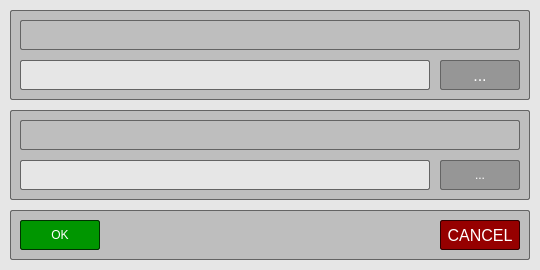
This is src/Forms/ChooseFilesWindow.ui in psv-git/BDOLang as Qt 5 draws it before an edit. The edited form follows.
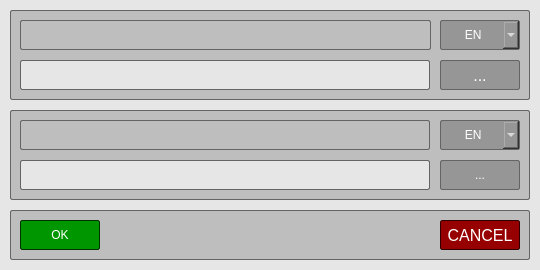
This is the edited form. Custom widgets are drawn as their Qt base class.

Diff of the .ui file:
```diff
--- a/src/Forms/ChooseFilesWindow.ui
+++ b/src/Forms/ChooseFilesWindow.ui
@@ -97,7 +97,7 @@
      <rect>
       <x>10</x>
       <y>10</y>
-      <width>500</width>
+      <width>411</width>
       <height>30</height>
      </rect>
     </property>
@@ -114,6 +114,9 @@
 }
 </string>
     </property>
+    <property name="text">
+     <string/>
+    </property>
    </widget>
    <widget class="QPushButton" name="chooseButton1">
     <property name="enabled">
@@ -166,6 +169,67 @@
      <string>...</string>
     </property>
    </widget>
+   <widget class="CustomComboBox" name="languageBox">
+    <property name="enabled">
+     <bool>true</bool>
+    </property>
+    <property name="geometry">
+     <rect>
+      <x>430</x>
+      <y>10</y>
+      <width>80</width>
+      <height>30</height>
+     </rect>
+    </property>
+    <property name="contextMenuPolicy">
+     <enum>Qt::NoContextMenu</enum>
+    </property>
+    <property name="autoFillBackground">
+     <bool>false</bool>
+    </property>
+    <property name="styleSheet">
+     <string notr="true">QComboBox {
+	font: 75 12pt &quot;Liberation Sans&quot;;
+	color: rgb(255, 255, 255);
+
+	background-color: rgb(150, 150, 150);
+
+	border: 1px solid  rgb(100, 100, 100);
+	border-radius: 2px;
+}
+
+QComboBox:hover {
+	background-color: rgb(160, 160, 160);
+}
+
+QComboBox:disabled {
+	background-color: rgb(190, 190, 190);
+}
+
+QComboBox::down-arrow {
+}
+</string>
+    </property>
+    <property name="currentText">
+     <string>      EN</string>
+    </property>
+    <property name="maxCount">
+     <number>100</number>
+    </property>
+    <property name="frame">
+     <bool>true</bool>
+    </property>
+    <item>
+     <property name="text">
+      <string>      EN</string>
+     </property>
+    </item>
+    <item>
+     <property name="text">
+      <string>      RU</string>
+     </property>
+    </item>
+   </widget>
   </widget>
   <widget class="QFrame" name="frame2">
    <property name="geometry">
@@ -199,7 +263,7 @@
      <rect>
       <x>10</x>
       <y>10</y>
-      <width>500</width>
+      <width>410</width>
       <height>30</height>
      </rect>
     </property>
@@ -286,6 +350,67 @@
      <string>...</string>
     </property>
    </widget>
+   <widget class="CustomComboBox" name="languageBox_2">
+    <property name="enabled">
+     <bool>true</bool>
+    </property>
+    <property name="geometry">
+     <rect>
+      <x>430</x>
+      <y>10</y>
+      <width>80</width>
+      <height>30</height>
+     </rect>
+    </property>
+    <property name="contextMenuPolicy">
+     <enum>Qt::NoContextMenu</enum>
+    </property>
+    <property name="autoFillBackground">
+     <bool>false</bool>
+    </property>
+    <property name="styleSheet">
+     <string notr="true">QComboBox {
+	font: 75 12pt &quot;Liberation Sans&quot;;
+	color: rgb(255, 255, 255);
+
+	background-color: rgb(150, 150, 150);
+
+	border: 1px solid  rgb(100, 100, 100);
+	border-radius: 2px;
+}
+
+QComboBox:hover {
+	background-color: rgb(160, 160, 160);
+}
+
+QComboBox:disabled {
+	background-color: rgb(190, 190, 190);
+}
+
+QComboBox::down-arrow {
+}
+</string>
+    </property>
+    <property name="currentText">
+     <string>      EN</string>
+    </property>
+    <property name="maxCount">
+     <number>100</number>
+    </property>
+    <property name="frame">
+     <bool>true</bool>
+    </property>
+    <item>
+     <property name="text">
+      <string>      EN</string>
+     </property>
+    </item>
+    <item>
+     <property name="text">
+      <string>      RU</string>
+     </property>
+    </item>
+   </widget>
   </widget>
   <widget class="QFrame" name="frame3">
    <property name="enabled">
@@ -412,6 +537,13 @@
    </widget>
   </widget>
  </widget>
+ <customwidgets>
+  <customwidget>
+   <class>CustomComboBox</class>
+   <extends>QComboBox</extends>
+   <header>CustomComboBox.hpp</header>
+  </customwidget>
+ </customwidgets>
  <tabstops>
   <tabstop>pathEdit1</tabstop>
   <tabstop>chooseButton1</tabstop>
```
Left out of the diff: 26 changed lines with no effect on the pictures.
